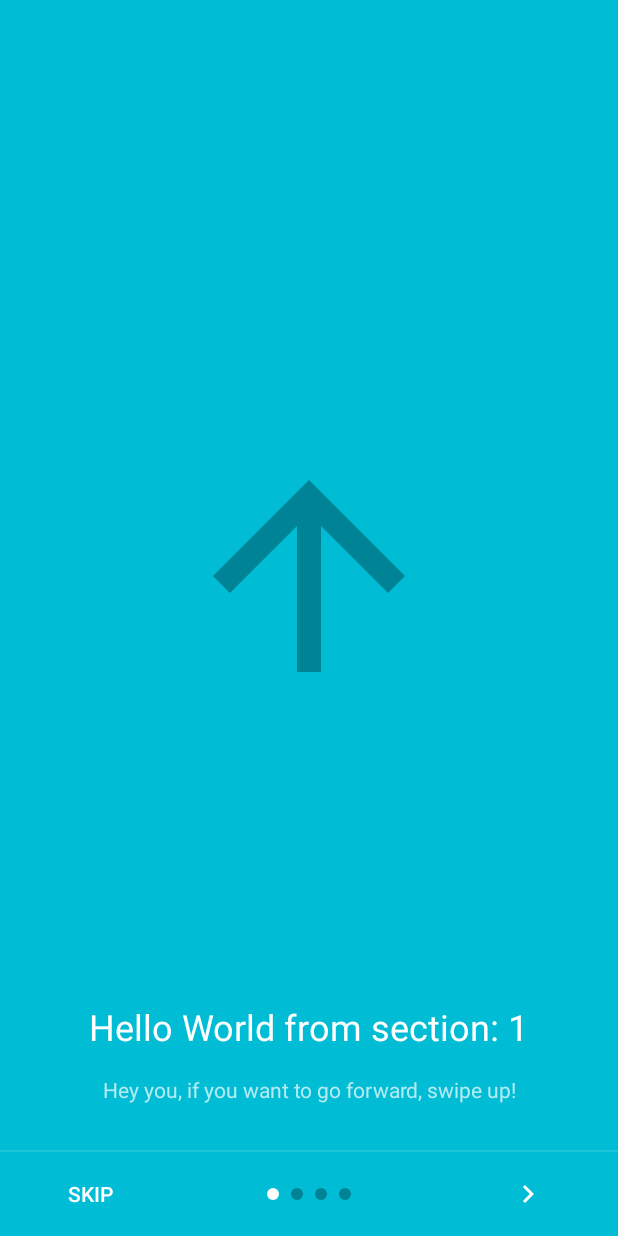
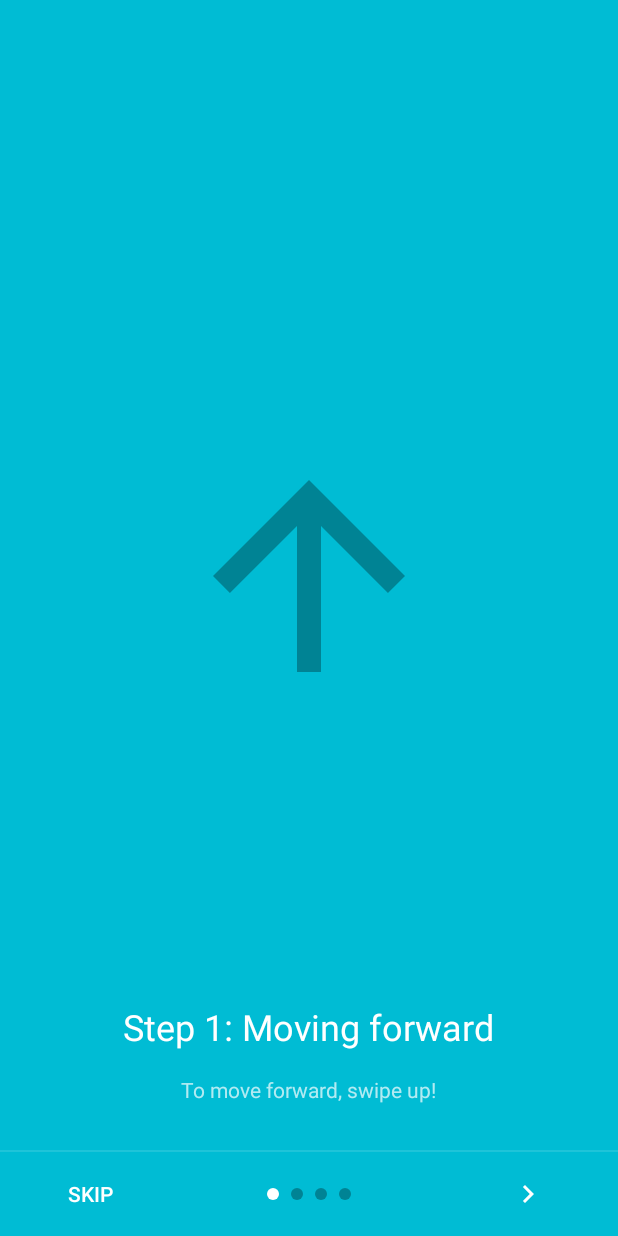
Before and after one commit to ajr-zimmer/robodysseycontroller, an Android app: the TutorialActivity screen opened directly, with no data from a screen before it, on a phone screen of 412 x 824 dp. Run offline under Robolectric (Android 15) with nearby library versions, the phone set to English and light mode, and no system bars.

```diff
--- a/app/src/main/java/com/cain/robodysseycontroller/activities/TutorialActivity.java
+++ b/app/src/main/java/com/cain/robodysseycontroller/activities/TutorialActivity.java
@@ -2,6 +2,7 @@ package com.cain.robodysseycontroller.activities;
 
 import android.animation.ArgbEvaluator;
 import android.content.Intent;
+import android.media.Image;
 import android.support.design.widget.CoordinatorLayout;
 import android.support.design.widget.FloatingActionButton;
 import android.support.design.widget.Snackbar;
@@ -47,7 +48,7 @@ public class TutorialActivity extends AppCompatActivity {
     ImageButton mNextBtn;
     Button mSkipBtn, mFinishBtn;
 
-    ImageView zero, one, two;
+    ImageView zero, one, two, three;
     ImageView[] indicators;
 
     int lastLeftValue = 0;
@@ -73,10 +74,11 @@ public class TutorialActivity extends AppCompatActivity {
         zero = (ImageView) findViewById(R.id.tutorial_indicator_0);
         one = (ImageView) findViewById(R.id.tutorial_indicator_1);
         two = (ImageView) findViewById(R.id.tutorial_indicator_2);
+        three = (ImageView) findViewById(R.id.tutorial_indicator_3);
 
         mCoordinator = (CoordinatorLayout) findViewById(R.id.main_content);
 
-        indicators = new ImageView[]{zero, one, two};
+        indicators = new ImageView[]{zero, one, two, three};
 
         // Set up the ViewPager with the sections adapter.
         mViewPager = (ViewPager) findViewById(R.id.container);
@@ -143,6 +145,9 @@ public class TutorialActivity extends AppCompatActivity {
         mSkipBtn.setOnClickListener(new View.OnClickListener(){
             @Override
             public void onClick(View v){
+                // Not sure if this should be placed before or after "finish()"
+                Intent controlIntent = new Intent(TutorialActivity.this, ControlActivity.class);
+                startActivity(controlIntent);
                 finish();
             }
         });
@@ -202,10 +207,10 @@ public class TutorialActivity extends AppCompatActivity {
          */
         private static final String ARG_SECTION_NUMBER = "section_number";
 
-        // Changing images in each section
+        // Images in each section
         ImageView img;
         int[] bgs = new int[]{R.drawable.ic_arrow_up_24dp, R.drawable.ic_arrow_down_24dp,
-                R.drawable.ic_arrow_left_24dp, R.drawable.ic_arrow_right_24dp};
+                R.drawable.ic_arrow_right_24dp, R.drawable.ic_arrow_left_24dp};
 
         public PlaceholderFragment() {
         }
@@ -223,15 +228,26 @@ public class TutorialActivity extends AppCompatActivity {
         }
 
         @Override
-        public View onCreateView(LayoutInflater inflater, ViewGroup container,
-                                 Bundle savedInstanceState) {
+        public View onCreateView(LayoutInflater inflater, ViewGroup container, Bundle savedInstanceState) {
             View rootView = inflater.inflate(R.layout.fragment_tutorial, container, false);
             TextView textView = (TextView) rootView.findViewById(R.id.section_label);
             textView.setText(getString(R.string.section_format, getArguments().getInt(ARG_SECTION_NUMBER)));
 
+            // Append direction title
+            String[] titles = getResources().getStringArray(R.array.tuttitle_array);
+            textView.append(titles[getArguments().getInt(ARG_SECTION_NUMBER)-1]);
+
+
             // Place images into sections
             img = (ImageView) rootView.findViewById(R.id.section_img);
             img.setBackgroundResource(bgs[getArguments().getInt(ARG_SECTION_NUMBER)-1]);
+
+            // Text bodies in each section
+            TextView txtHowto;
+            String[] bodies = getResources().getStringArray(R.array.tutbody_array);
+            // Changes instructions based on section
+            txtHowto = (TextView) rootView.findViewById(R.id.section_body);
+            txtHowto.setText(bodies[getArguments().getInt(ARG_SECTION_NUMBER)-1]);
 
             return rootView;
         }
--- a/app/src/main/res/layout/activity_tutorial.xml
+++ b/app/src/main/res/layout/activity_tutorial.xml
@@ -74,7 +74,7 @@
                 android:background="@drawable/indicator_unselected" />
 
             <ImageView
-                android:id="@+id/tutorial_indicator_"
+                android:id="@+id/tutorial_indicator_3"
                 style="@style/Widget.AppCompat.Button.Borderless"
                 android:layout_width="8dp"
                 android:layout_height="8dp"
--- a/app/src/main/res/layout/fragment_tutorial.xml
+++ b/app/src/main/res/layout/fragment_tutorial.xml
@@ -39,14 +39,15 @@
             tools:text="Page One" />
 
         <TextView
+            android:id="@+id/section_body"
             style="@style/TextAppearance.AppCompat.Body1"
             android:layout_width="wrap_content"
             android:layout_height="wrap_content"
             android:layout_marginTop="@dimen/activity_horizontal_margin"
             android:alpha="0.7"
             android:gravity="center"
-            android:text="Hey you, if you want to go forward, swipe up!"
-            android:textColor="@android:color/white" />
+            android:textColor="@android:color/white"
+            tools:text="Well, I hope you listen" />
 
     </LinearLayout>
 </FrameLayout>
--- a/app/src/main/res/values/arrays.xml
+++ b/app/src/main/res/values/arrays.xml
@@ -6,4 +6,18 @@
         <item>Antarctica</item>
     </string-array>
 
+    <string-array name="tutbody_array">
+        <item>To move forward, swipe up!</item>
+        <item>To stop, swipe down!</item>
+        <item>To turn to the left, drag from left to right</item>
+        <item>To turn to the right, drag from right to left</item>
+    </string-array>
+
+    <string-array name="tuttitle_array">
+        <item>Moving forward</item>
+        <item>Stop! Stop! Stop!</item>
+        <item>If you look to your left...</item>
+        <item>Oh, look at that right over there!</item>
+    </string-array>
+
 </resources>
--- a/app/src/main/res/values/strings.xml
+++ b/app/src/main/res/values/strings.xml
@@ -3,8 +3,8 @@
     <string name="greeting">Hello and Welcome!</string>
     <string name="selectmapprompt">Please, Select Your Map!</string>
     <string name="launchmapbtn">Let\'s Go!</string>
-    <string name="title_activity_tutorial">TutorialActivity</string>
+    <string name="title_activity_tutorial">Controller Tutorial</string>
     <string name="action_settings">Settings</string>
-    <string name="section_format">Hello World from section: %1$d</string>
+    <string name="section_format">"Step %1$d: "</string>
 
 </resources>
```
